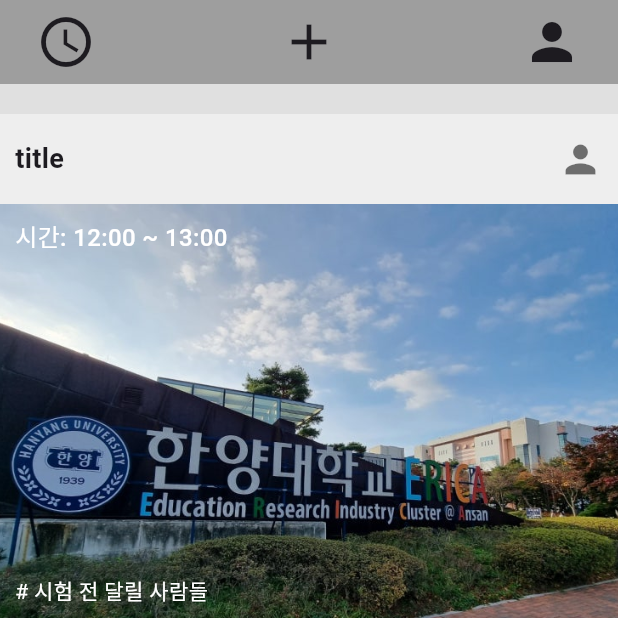
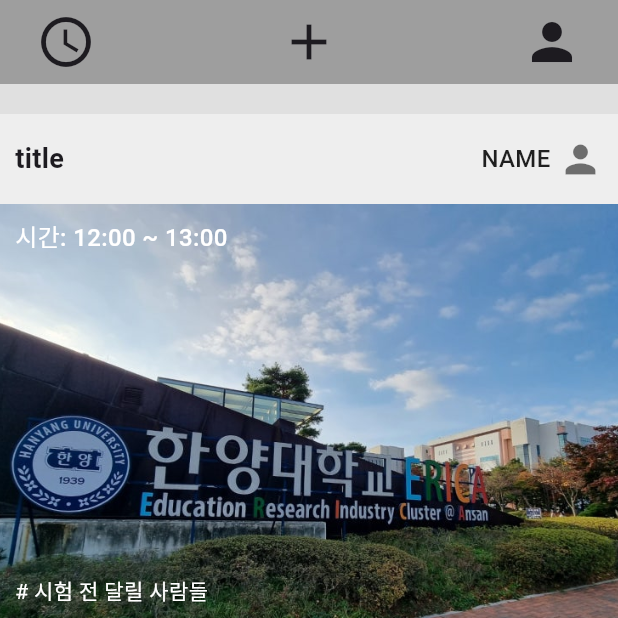
Before and after one commit to Dream-no24/hanzzan, a Flutter app: the screen it shows after launch, on a phone screen of 412 x 824 dp, the top half of it. Run offline on Flutter 3.47's test engine with Material 3 defaults, Android fonts, the phone set to English and light mode, and no system bars.

Commit message:
게시물 상단 바 우측에 사용자 이름 텍스트 추가

```diff
--- a/lib/mainScreenDir/main_screen.dart
+++ b/lib/mainScreenDir/main_screen.dart
@@ -65,11 +65,24 @@
                               fontWeight: FontWeight.bold,
                             ),
                           ),
-                          // 우측 사용자 아이콘
-                          Icon(
-                            Icons.person, // 사용자 아이콘
-                            size: 30,
-                            color: Colors.black54,
+                          // 우측 사용자 정보
+                          Row(
+                            children: [
+                              const Text(
+                                'NAME', // 추가된 텍스트
+                                style: TextStyle(
+                                  fontSize: 16,
+                                  fontWeight: FontWeight.w500,
+                                  color: Colors.black87,
+                                ),
+                              ),
+                              const SizedBox(width: 5), // 텍스트와 아이콘 간 간격
+                              Icon(
+                                Icons.person, // 사용자 아이콘
+                                size: 30,
+                                color: Colors.black54,
+                              ),
+                            ],
                           ),
                         ],
                       ),
```
